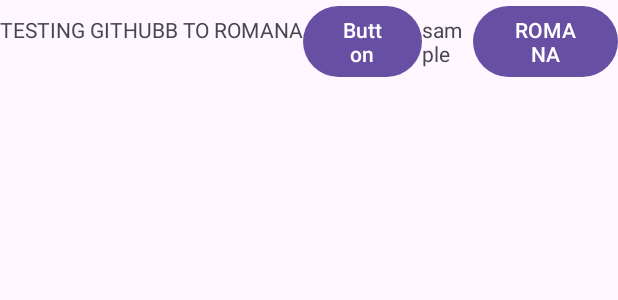
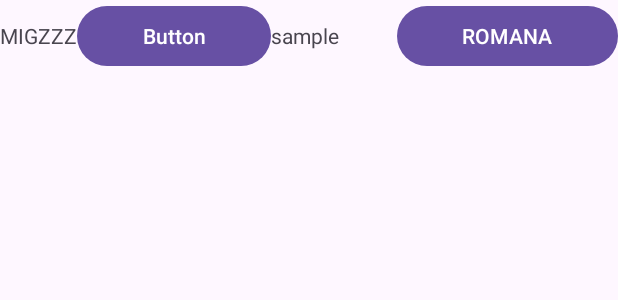
Before and after one commit to MigzReyes/Build-Your-Own-Meal, an Android app: the layout activity_main.xml on its own in the app's theme, with its tools: preview values and no code run, on a phone screen of 412 x 824 dp. Shown: the top 300 px of the screen. Run offline under Robolectric (Android 15) with nearby library versions, the phone set to English and light mode, and no system bars.

Commit message:
Update activity_main.xml
REYES, MIGZ CHANGES activity_main.xml - change text

```diff
--- a/app/src/main/res/layout/activity_main.xml
+++ b/app/src/main/res/layout/activity_main.xml
@@ -16,7 +16,7 @@
         <TextView
             android:layout_width="wrap_content"
             android:layout_height="wrap_content"
-            android:text="TESTING GITHUBB TO ROMANA" />
+            android:text="MIGZZZ" />
 
         <Button
             android:id="@+id/button"
```
